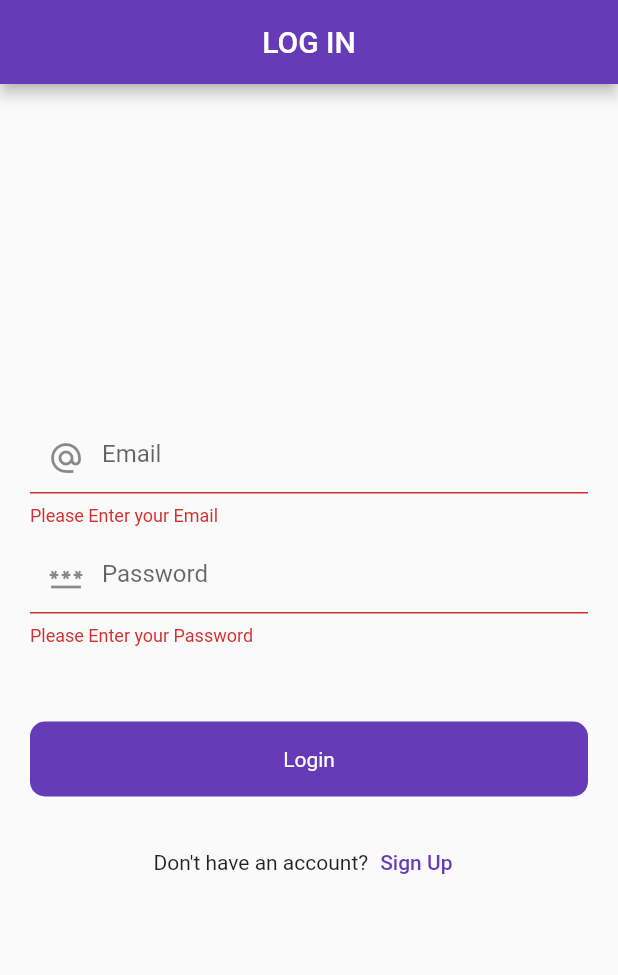
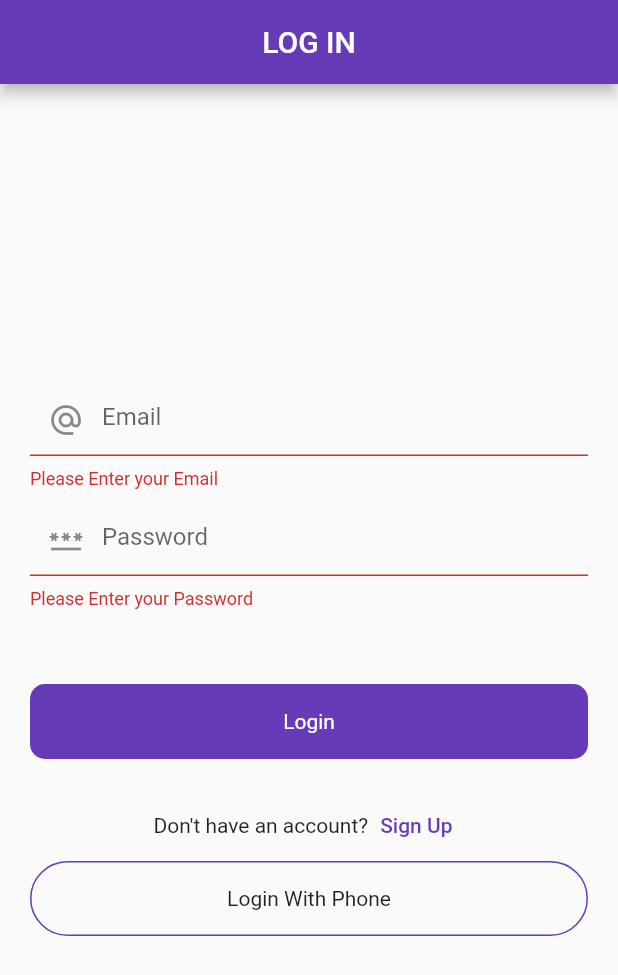
Before and after one commit to Shahabmustafa/firebase_auth, a Flutter app: the screen it shows after launch, after a tap on "Login", on a phone screen of 412 x 824 dp. Shown: the top 975 px of the screen. Run offline on Flutter 3.47's test engine with Material 2 defaults, Android fonts, the phone set to English and light mode, and no system bars; our stand-ins replace firebase_auth, firebase_core, fluttertoast; accounts and stored records are empty.

Commit message:
Phone Firebase Auth update

```diff
--- a/lib/view/auth/login_page.dart
+++ b/lib/view/auth/login_page.dart
@@ -1,4 +1,6 @@
+import 'package:company_name/post/post_screen.dart';
 import 'package:company_name/utls/utils.dart';
+import 'package:company_name/view/auth/login_with_phone_number.dart';
 import 'package:company_name/widget/button.dart';
 import 'package:firebase_auth/firebase_auth.dart';
 import 'package:flutter/material.dart';
@@ -19,6 +21,7 @@ class _LoginPageState extends State<LoginPage> {
   final passwordController = TextEditingController();
 
   final _auth = FirebaseAuth.instance;
+  bool loading= false;
 
   @override
   void dispose() {
@@ -29,13 +32,24 @@ class _LoginPageState extends State<LoginPage> {
   }
 
   void Login(){
+    setState(() {
+      loading = true;
+    });
     _auth.signInWithEmailAndPassword(
         email: emailController.text.toString(),
-        password: passwordController.text.toString()
+        password: passwordController.text.toString(),
     ).then((value){
+      setState(() {
+        Navigator.pushReplacement(context, MaterialPageRoute(builder: (context) => PostScreen()));
+        loading = false;
+      });
       utls().toastMessage(value.user!.email.toString());
     }).onError((error, stackTrace){
+      debugPrint(error.toString());
       utls().toastMessage(error.toString());
+      setState(() {
+        loading = false;
+      });
     });
   }
 
@@ -103,9 +117,11 @@ class _LoginPageState extends State<LoginPage> {
               ),
               RoundButton(
                 title: 'Login',
+                  loading : loading,
                 onTap: (){
                   if(_formkey.currentState!.validate()){
                     Login();
+
                   }
 
                 },
@@ -122,6 +138,23 @@ class _LoginPageState extends State<LoginPage> {
                   }, child: Text("Sign Up")),
                 ],
               ),
+              InkWell(
+                onTap: (){
+                  Navigator.pushReplacement(context, MaterialPageRoute(builder: (context) => loginWithPhoneNumber()));
+                },
+                child: Container(
+                  height: 50.0,
+                  decoration: BoxDecoration(
+                    borderRadius: BorderRadius.circular(50),
+                    border: Border.all(
+                      color: Colors.deepPurple
+                    ),
+                  ),
+                  child: Center(
+                      child: Text('Login With Phone'),
+                  ),
+                ),
+              ),
             ],
           ),
 
--- a/lib/view/auth/sign_up.dart
+++ b/lib/view/auth/sign_up.dart
@@ -37,7 +37,6 @@ class _SignUpScreenState extends State<SignUpScreen> {
       setState(() {
         loading = false;
       });
-
     }).onError((error, stackTrace){
       utls().toastMessage(error.toString());
       setState(() {
--- a/lib/view/auth/splash_server.dart
+++ b/lib/view/auth/splash_server.dart
@@ -1,10 +1,25 @@
 import 'dart:async';
 
+import 'package:company_name/post/post_screen.dart';
 import 'package:company_name/view/auth/login_page.dart';
+import 'package:firebase_auth/firebase_auth.dart';
 import 'package:flutter/material.dart';
 
+
 class SplashServer{
-  void isLogin(BuildContext context){
-    Timer(Duration(seconds: 3),() => Navigator.pushReplacement(context, MaterialPageRoute(builder: (context) => LoginPage())));
+  void isLogin(BuildContext context) {
+    final auth = FirebaseAuth.instance;
+
+    final user = auth.currentUser;
+
+    if (user != null) {
+      Timer(Duration(seconds: 3), () =>
+          Navigator.pushReplacement(
+              context, MaterialPageRoute(builder: (context) => PostScreen())));
+    } else {
+        Timer(Duration(seconds: 3), () =>
+            Navigator.pushReplacement(
+                context, MaterialPageRoute(builder: (context) => LoginPage())));
+    }
   }
 }
--- a/lib/view/splash_screen.dart
+++ b/lib/view/splash_screen.dart
@@ -1,6 +1,5 @@
 import 'package:company_name/view/auth/splash_server.dart';
 import 'package:flutter/material.dart';
-import 'package:company_name/view/auth/login_page.dart';
 
 class SplashScreen extends StatefulWidget {
   const SplashScreen({Key? key}) : super(key: key);
```
Also changed, not shown: lib/post/post_screen.dart (added, +31 -0 lines), lib/view/auth/login_with_phone_number.dart (added, +78 -0 lines), lib/view/auth/verify_number.dart (added, +69 -0 lines).
